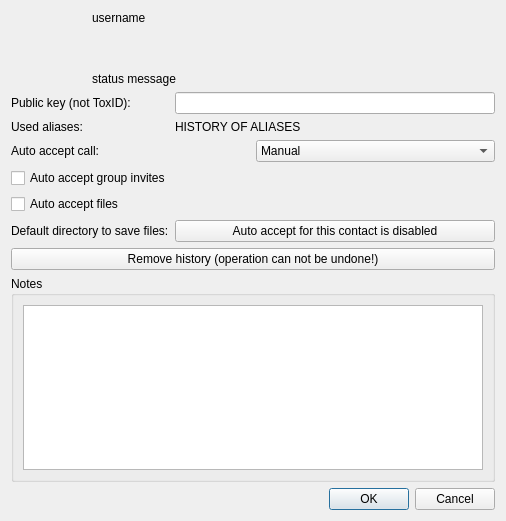
The window that src/widget/about/aboutfriendform.ui (qTox/qTox) describes before a commit, drawn with Qt 5.
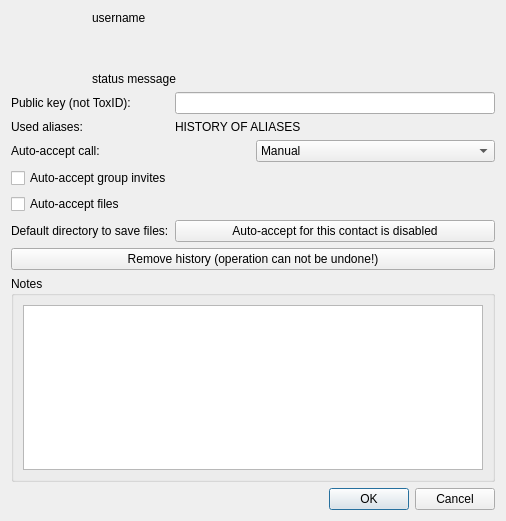
The same window after the commit. Icons and pictures are not drawn.

Patch:
```diff
--- a/src/widget/about/aboutfriendform.ui
+++ b/src/widget/about/aboutfriendform.ui
@@ -173,7 +173,7 @@
         <string>Automatically accept files from contact if set</string>
        </property>
        <property name="text">
-        <string>Auto accept files</string>
+        <string>Auto-accept files</string>
        </property>
       </widget>
      </item>
@@ -187,7 +187,7 @@
      <item row="8" column="1">
       <widget class="QPushButton" name="selectSaveDir">
        <property name="text">
-        <string>Auto accept for this contact is disabled</string>
+        <string>Auto-accept for this contact is disabled</string>
        </property>
       </widget>
      </item>
@@ -196,7 +196,7 @@
        <item>
         <widget class="QLabel" name="label_2">
          <property name="text">
-          <string>Auto accept call:</string>
+          <string>Auto-accept call:</string>
          </property>
         </widget>
        </item>
@@ -227,7 +227,7 @@
         <string>Automatically accept group chat invitations from this contact if set.</string>
        </property>
        <property name="text">
-        <string>Auto accept group invites</string>
+        <string>Auto-accept group invites</string>
        </property>
       </widget>
      </item>
```
Left out of the diff: 2 changed lines with no effect on the pictures.
